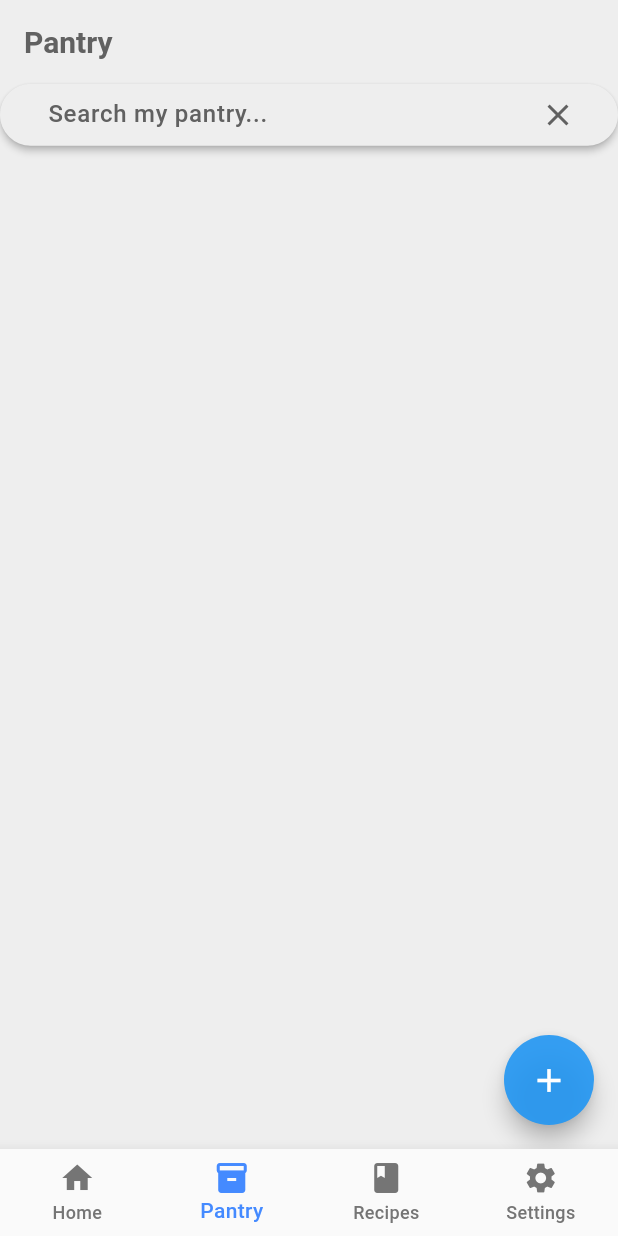
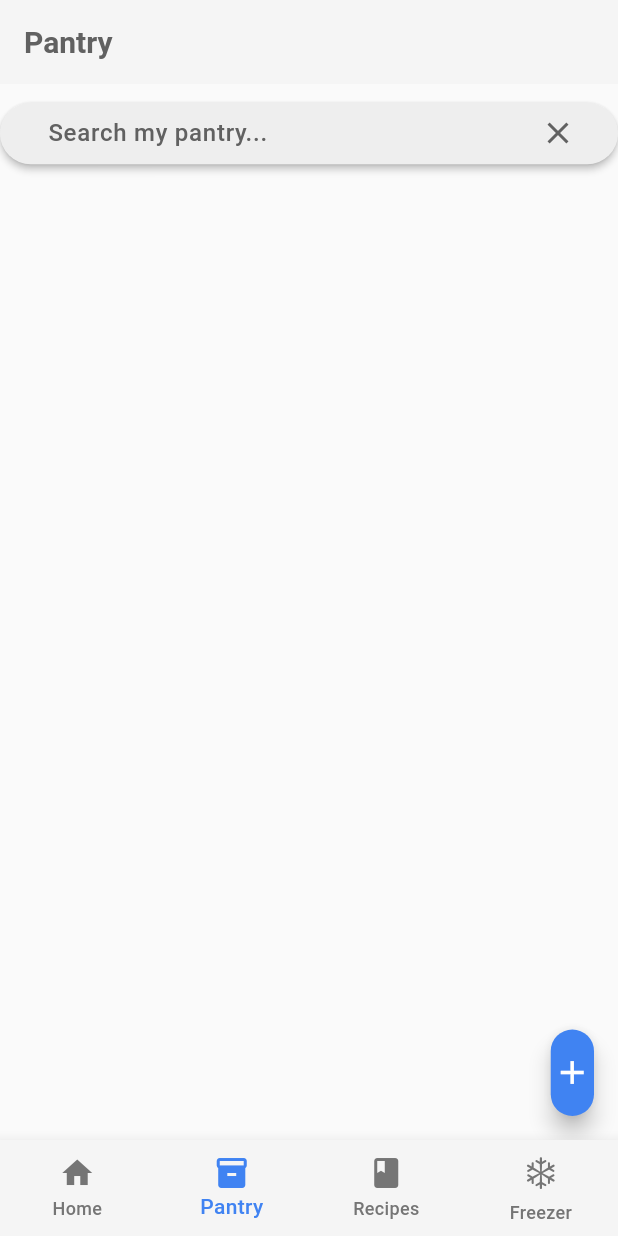
Before and after one commit to Oscaross/eatneat, a Flutter app: the screen it shows after launch, item 2 of the bottom bar chosen, on a phone screen of 412 x 824 dp. Run offline on Flutter 3.47's test engine with Material 3 defaults, Android fonts, the phone set to English and light mode, and no system bars; drawn by our look-alikes of flutter_speed_dial; missing offline and left inert: flutter_barcode_scanner, openfoodfacts.

Commit message:
Improve file structure & refactor more UI. Add custom theme packages and begin work on settings UI

```diff
--- a/lib/main.dart
+++ b/lib/main.dart
@@ -1,10 +1,9 @@
 import 'package:eatneat/ui/themes.dart';
-import 'package:eatneat/util/debug.dart';
+import 'package:flutter/cupertino.dart';
 import 'package:flutter/material.dart';
 import 'package:eatneat/pages/home/home_page.dart';
 import 'package:eatneat/pages/settings/settings_page.dart';
 import 'package:eatneat/providers/label_provider.dart';
-import 'package:eatneat/providers/theme_provider.dart';
 import 'package:provider/provider.dart';
 import 'providers/pantry_provider.dart';
 import 'pages/pantry/pantry_page.dart'; // Ensure the path is correct
@@ -14,7 +13,6 @@ void main() {
     MultiProvider(
       providers: [
         ChangeNotifierProvider(create: (context) => PantryProvider()),
-        ChangeNotifierProvider(create: (context) => ThemeProvider()),
         ChangeNotifierProvider(create: (context) => LabelProvider()),
       ],
       child: MyApp(),
@@ -26,13 +24,9 @@ class MyApp extends StatelessWidget {
   @override
   Widget build(BuildContext context) {
     // TODO: This theme here can definitely be improved!
-    return Consumer<ThemeProvider>(
-      builder: (context, themeProvider, child) {
-        return MaterialApp(
-          theme: Themes.lightMode,
-          home: MyHomePage(),
-        );
-      }
+    return MaterialApp(
+      theme: Themes.lightMode,
+      home: MyHomePage(),
     );
   }
 }
@@ -87,8 +81,8 @@ class _MyHomePageState extends State<MyHomePage> {
             label: 'Recipes',
           ),
           BottomNavigationBarItem(
-            icon: Icon(Icons.settings),
-            label: 'Settings',
+            icon: Icon(CupertinoIcons.snow, size: 30),
+            label: 'Freezer',
           ),
         ],
       ),
--- a/lib/pages/pantry/item_view_page.dart
+++ b/lib/pages/pantry/item_view_page.dart
@@ -139,6 +139,7 @@ class ItemViewPageState extends State<ItemViewPage> {
             },
             child: Column(
               children: [
+                Spacer(flex: spacingFlex),
                 Flexible(
                   flex: 7,
                   child: Padding(
@@ -497,6 +498,7 @@ class ItemViewPageState extends State<ItemViewPage> {
           left: 0,
           right: 0,
           child: MagicKeyboard(
+            // TODO: This is why the step won't update properly with the magic keyboard, the property isn't queried from the keyboard class itself
             currentValue: (_focus == FocusableWidget.quantity) ? _quantityController.value.text : _weightController.value.text,
             step: (_focus == FocusableWidget.quantity) ? 1 : 100,
             maxStringLength: 8,
--- a/lib/pages/pantry/pantry_page.dart
+++ b/lib/pages/pantry/pantry_page.dart
@@ -44,7 +44,6 @@ class PantryPageState extends State<PantryPage> {
     return Scaffold(
       appBar: AppBar(
         title: Text("Pantry"),
-        forceMaterialTransparency: true,
         scrolledUnderElevation: 0,
       ),
       body: Consumer2<PantryProvider, LabelProvider>(
@@ -52,7 +51,9 @@ class PantryPageState extends State<PantryPage> {
           return Column(
             children: [
               // Search bar
-              SizedBox(
+              Padding(
+                padding: SafePadding.getSafePadding(context: context, marginType: MarginType.top, paddingType: PaddingType.medium),
+                child: SizedBox(
                   height: deviceSize.height * 0.05,
                   child: Navbar(
                     onChanged: (input) {
@@ -64,6 +65,7 @@ class PantryPageState extends State<PantryPage> {
 
                     }
 
+                  ),
                 ),
               ),
 
@@ -89,9 +91,7 @@ class PantryPageState extends State<PantryPage> {
           weight: 30,
           size: 26,
         ),
-        backgroundColor: Colors.blue.withOpacity(0.9),
-        foregroundColor: Colors.white,
-        buttonSize: Size(60, 60),
+        buttonSize: deviceSize * 0.07,
         children: [
           SpeedDialChild(
             child: Icon(Icons.barcode_reader),
--- /dev/null
+++ b/lib/providers/settings_provider.dart
@@ -0,0 +1,5 @@
+import 'package:flutter/material.dart';
+
+class SettingsProvider extends ChangeNotifier {
+
+}
--- a/lib/providers/theme_provider.dart
+++ /dev/null
@@ -1,106 +0,0 @@
-import 'package:flutter/material.dart';
-
-class ThemeProvider with ChangeNotifier {
-
-  Color defaultSecondaryColor = Color(0xFFF1570E);
-
-  Color? primaryColor = Color(0xFF0ea8f1);
-  Color? secondaryColor = Color(0xFFF1570E);
-
-  Color getSecondary() {
-    return (secondaryColor == null) ? defaultSecondaryColor : secondaryColor!;
-  }
-  // static const defaultPrimaryColor = Color.fromARGB(255, 100, 200, 246);
-  // static const Map<int, Color> _primarySwatch = {
-  //   50: Color(0xFFFCE4EC),
-  //   100: Color(0xFFF8BBD0),
-  //   200: Color(0xFFF48FB1),
-  //   300: Color(0xFFF06292),
-  //   400: Color(0xFFEC407A),
-  //   500: Color(0xFF880E4F),
-  //   600: Color(0xFFD81B60),
-  //   700: Color(0xFFC2185B),
-  //   800: Color(0xFFAD1457),
-  //   900: Color(0xFF880E4F),
-  // };
-  // static const defaultPrimarySwatch = MaterialColor(
-  //   0xFF880E4F,
-  //   _primarySwatch,
-  // );
-  // static const defaultSecondaryColor = Color.fromARGB(255, 90, 150, 255);
-  // static const defaultBackgroundColor = Colors.white;
-  // static const defaultSurfaceColor = Color.fromARGB(26, 245, 246, 255);
-  // static const defaultTextColor = Colors.black;
-  // static const defaultButtonColor = Colors.blueGrey;
-  // static const defaultAppBarColor = AppBarTheme(color: Color.fromARGB(255, 159, 191, 216));
-
-  // Color primaryColor;
-  // MaterialColor primarySwatch;
-  // Color secondaryColor;
-  // Color backgroundColor;
-  // Color surfaceColor;
-  // Color textColor;
-  // Color buttonColor;
-  // AppBarTheme appBarColor;
-
-  // ThemeProvider({
-  //   this.primaryColor = defaultPrimaryColor,
-  //   this.primarySwatch = defaultPrimarySwatch,
-  //   this.secondaryColor = defaultSecondaryColor,
-  //   this.backgroundColor = defaultBackgroundColor,
-  //   this.surfaceColor = defaultSurfaceColor,
-  //   this.textColor = defaultTextColor,
-  //   this.buttonColor = defaultButtonColor,
-  //   this.appBarColor = defaultAppBarColor,
-  // });
-
-  // void updatePrimaryColor(Color color) {
-  //   primaryColor = color;
-  //   notifyListeners();
-  // }
-
-  // void updatePrimarySwatch(MaterialColor color) {
-  //   primarySwatch = color;
-  //   notifyListeners();
-  // }
-
-  // void updateSecondaryColor(Color color) {
-  //   secondaryColor = color;
-  //   notifyListeners();
-  // }
-
-  // void updateBackgroundColor(Color color) {
-  //   backgroundColor = color;
-  //   notifyListeners();
-  // }
-
-  // void updateSurfaceColor(Color color) {
-  //   surfaceColor = color;
-  //   notifyListeners();
-  // }
-
-  // void updateTextColor(Color color) {
-  //   textColor = color;
-  //   notifyListeners();
-  // }
-
-  // void updateButtonColor(Color color) {
-  //   buttonColor = color;
-  //   notifyListeners();
-  // }
-
-  // void updateAppBarColor(AppBarTheme color) {
-  //   appBarColor = color;
-  //   notifyListeners();
-  // }
-
-  // // Getters (optional if you prefer to access properties directly)
-  // Color get primary => primaryColor;
-  // MaterialColor get swatch => primarySwatch;
-  // Color get secondary => secondaryColor;
-  // Color get background => backgroundColor;
-  // Color get surface => surfaceColor;
-  // Color get text => textColor;
-  // Color get button => buttonColor;
-  // AppBarTheme get appBar => appBarColor;
-}
--- a/lib/ui/quick_page_scroller.dart
+++ b/lib/ui/quick_page_scroller.dart
@@ -140,7 +140,7 @@ class QuickPageScrollerState extends State<QuickPageScroller> {
         Icons.circle,
         // Make the dot bigger based on how close it is to the selected page
         size: (indexDiff == 2) ? 7 : 9,
-        color: (index == _currentPageIndex) ? Colors.grey.shade700 : Colors.grey.shade400,
+        color: (index == _currentPageIndex) ? ((_isActive) ? Colors.grey.shade800 : Colors.grey.shade700) : Colors.grey.shade400,
       ),
     );
   }
--- a/lib/ui/safe_padding.dart
+++ b/lib/ui/safe_padding.dart
@@ -34,7 +34,7 @@ class SafePadding {
   static double _getMultiplierByPaddingType(PaddingType type) {
     return switch(type) {
       PaddingType.small => 0.005,
-      PaddingType.medium => 0.02,
+      PaddingType.medium => 0.015,
       PaddingType.large => 0.04,
       PaddingType.generous => 0.8,
       PaddingType.none => 0,
--- a/lib/ui/themes.dart
+++ b/lib/ui/themes.dart
@@ -1,17 +1,31 @@
 import 'package:flutter/material.dart';
 
 class Themes {
+  // A list of preset color schemes the user can toggle in the preferences tab
+  final List<ColorTheme> colorSchemes = <ColorTheme>[
+    ColorTheme(name: "Sky Blue", primary: Colors.blue, accent: Colors.blueAccent),
+    ColorTheme(name: "Blossom Pink", primary: Colors.pink.shade300, accent: Colors.pink.shade400),
+    ColorTheme(name: "Sunset Orange", primary: Colors.deepOrange.shade400, accent: Colors.deepOrange),
+    ColorTheme(name: "Mint Green", primary: Colors.greenAccent, accent: Colors.greenAccent.shade400),
+    ColorTheme(name: "Lavender Purple", primary: Colors.deepPurple.shade400, accent: Colors.deepPurple),
+  ];
 
-  static const Color primary = Colors.blue;
-  static const Color primaryAccent = Colors.blueAccent;
+  // TODO: not sure how this state should be managed/maintained until I allow the user to change the theme, so keep as a static variable for now
+  static bool isDark = false;
+
+  // Pass the highlight colors through shiftColor in order to match dark mode (more vibrant highlight) or light mode (less vibrant).
+  static final Color primary = _shiftColor(Colors.blue, (isDark) ? 1 : 0.95);
+  static final Color primaryAccent = _shiftColor(Colors.blueAccent, (isDark) ? 1 : 0.95);
   static final Color textGrey = Colors.grey.shade700;
   static final Color hintTextGrey = Colors.grey.shade400;
   static final Color background = Colors.grey.shade50;
+  static final Color backgroundSecondary = Colors.grey.shade100;
+  static final Color border = Colors.grey.shade300;
 
   static final ThemeData lightMode = ThemeData(
     colorScheme: ColorScheme.light(
       surface: Colors.grey.shade200,
-      surfaceContainer: Colors.grey.shade100,
+      surfaceContainer: background,
       onSurface: const Color.fromARGB(255, 97, 97, 97),
       primary: primary,
     ),
@@ -25,7 +39,7 @@ class Themes {
       filled: false,
       border: OutlineInputBorder(
         borderRadius: BorderRadius.circular(12),
-        borderSide: BorderSide(color: Colors.grey.shade300, width: 2.0),
+        borderSide: BorderSide(color: border, width: 2.0),
       ),
       focusedBorder: OutlineInputBorder(
         borderRadius: BorderRadius.circular(12),
@@ -33,11 +47,11 @@ class Themes {
       ),
       enabledBorder: OutlineInputBorder(
         borderRadius: BorderRadius.circular(12),
-        borderSide: BorderSide(color: Colors.grey.shade300, width: 1.5),
+        borderSide: BorderSide(color: border, width: 1.5),
       ),
       disabledBorder: OutlineInputBorder(
         borderRadius: BorderRadius.circular(12),
-        borderSide: BorderSide(color: Colors.grey.shade300, width: 2.0),
+        borderSide: BorderSide(color: border, width: 2.0),
       ),
       errorBorder: OutlineInputBorder(
         borderRadius: BorderRadius.circular(12),
@@ -84,6 +98,8 @@ class Themes {
       )
     ),
 
+    scaffoldBackgroundColor: background,
+
     filledButtonTheme: FilledButtonThemeData(
       style: ButtonStyle(
         backgroundColor: WidgetStatePropertyAll(primary.withOpacity(0.2)),
@@ -127,7 +143,26 @@ class Themes {
       )
     ),
 
+    floatingActionButtonTheme: FloatingActionButtonThemeData(
+      backgroundColor: primaryAccent,
+      foregroundColor: Colors.white,
+      iconSize: 26,
+      splashColor: primary,
+      focusColor: primary,
+    ),
+
     iconButtonTheme: IconButtonThemeData(
+      style: ButtonStyle(
+        overlayColor: WidgetStateProperty.resolveWith<Color?>(
+          (Set<WidgetState> states) {
+            if (states.contains(WidgetState.pressed)) {
+              return primaryAccent.withOpacity(0.1);
+            }
+            return null;
+          },
+        ),
+        splashFactory: InkRipple.splashFactory,
+      )
     ),
 
     // TODO: Add this
@@ -141,7 +176,7 @@ class Themes {
     ),
 
     appBarTheme: AppBarTheme(
-      backgroundColor: background,
+      backgroundColor: backgroundSecondary,
       elevation: 0,
       iconTheme: IconThemeData(color: textGrey),
       titleTextStyle: TextStyle(
@@ -153,7 +188,7 @@ class Themes {
 
     bottomNavigationBarTheme: BottomNavigationBarThemeData(
       type: BottomNavigationBarType.fixed,
-      backgroundColor: background,
+      backgroundColor: backgroundSecondary,
       selectedItemColor: primaryAccent,
       unselectedItemColor: Colors.grey.shade600,
     ),
@@ -224,12 +259,12 @@ class Themes {
       begin: Alignment.topLeft,
       end: Alignment.bottomRight,
       colors: [
-        Colors.grey.shade100.withOpacity(0.8),
+        backgroundSecondary.withOpacity(0.2),
         background,
       ],
     ),
       borderRadius: BorderRadius.circular(12.0),
-      border: Border.all(color: Colors.grey.shade200, width: 2),
+      border: Border.all(color: border, width: 1.5),
     );
   }
 
@@ -251,4 +286,23 @@ class Themes {
       );
   }
 
+  /// Shifts a color's RGB values equally to create a brighter or a darker color to match the theme.
+  static Color _shiftColor(Color col, double shiftFactor) {
+    assert ((shiftFactor > 0 && shiftFactor <= 1), "RGB values cannot be negative or greater than their bound, yet the shift factor assigned was outside the range 0 <= x <= 1! ($shiftFactor)");
+
+    int r = (col.red * shiftFactor).toInt();
+    int g = (col.green * shiftFactor).toInt();
+    int b = (col.blue * shiftFactor).toInt();
+
+    return Color.fromARGB(col.alpha, r, g, b);
+  }
+
 }
+
+class ColorTheme {
+  final String name;
+  final Color primary;
+  final Color accent;
+
+  ColorTheme({required this.name, required this.primary, required this.accent});
+}
--- a/pubspec.yaml
+++ b/pubspec.yaml
@@ -19,6 +19,7 @@ dependencies:
   flutter_barcode_scanner: ^2.0.0
   flutter_speed_dial: ^7.0.0
   openfoodfacts: ^3.12.0
+  cupertino_icons:
 
 dev_dependencies:
   flutter_test:
```
Also changed, not shown: lib/pages/home/home_page.dart (+79 -1 lines), lib/pages/settings/theme_page.dart (+2 -13 lines), pubspec.lock. Lines whose indentation alone changed are shown as unchanged.
